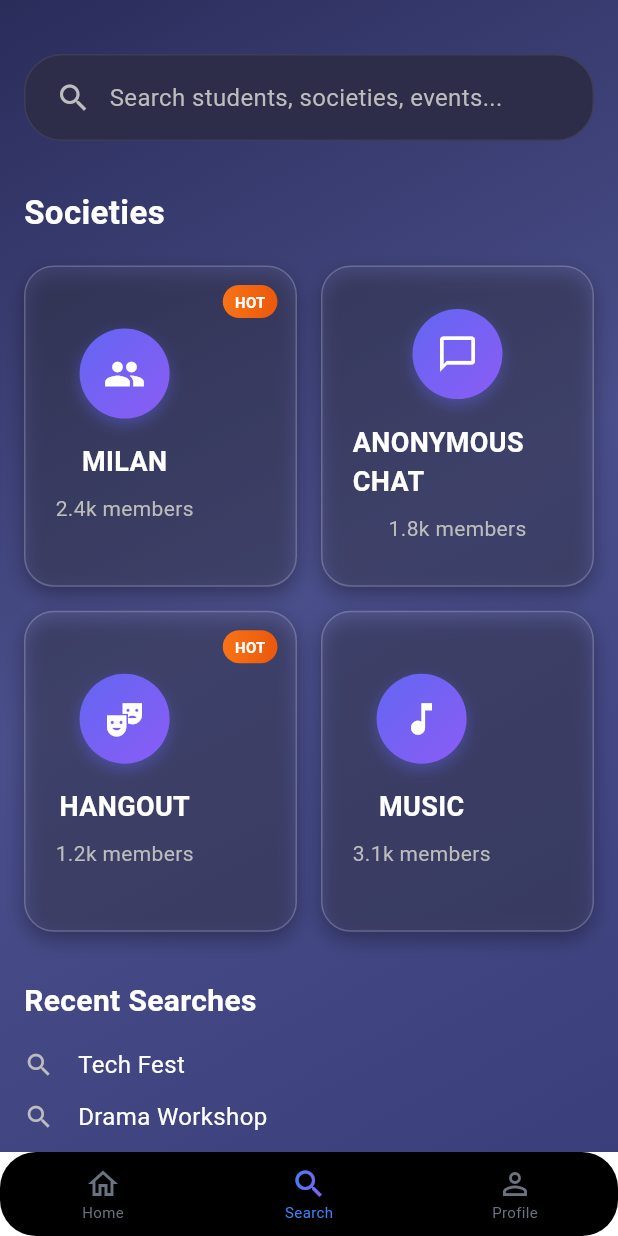
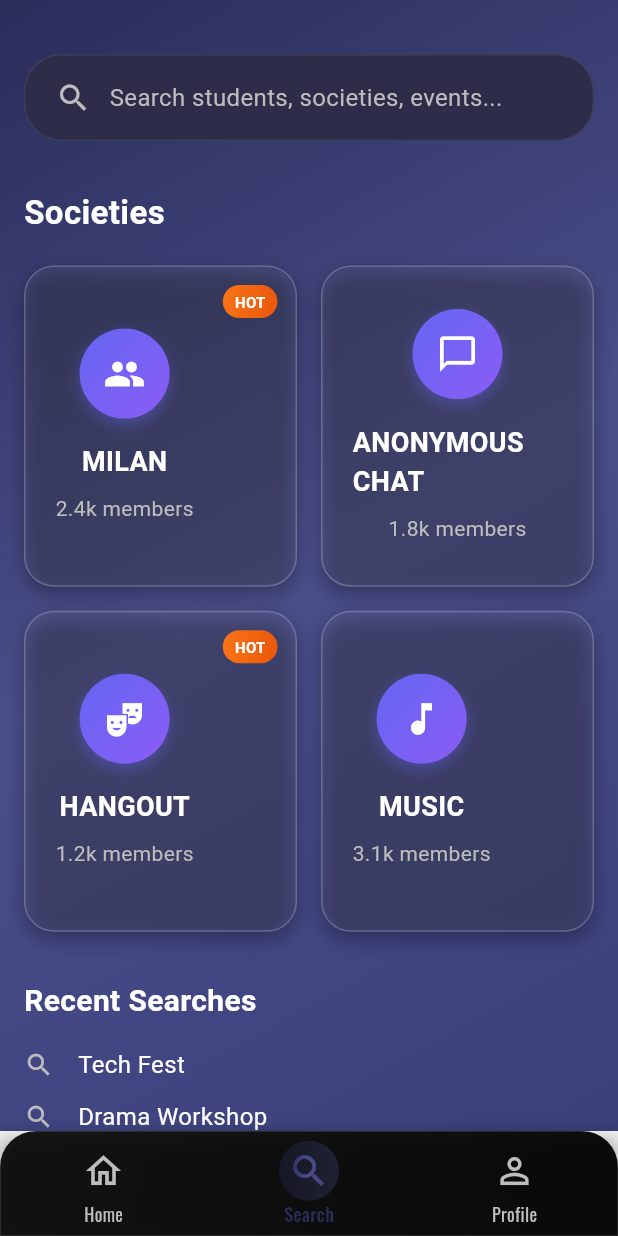
Before and after one commit to WEFT-TIET/FRONTEND, a Flutter app: the BottomNavBar screen opened by its route, item 2 of the bottom bar chosen, on a phone screen of 412 x 824 dp. Run offline on Flutter 3.47's test engine with Material 3 defaults, Android fonts, the phone set to English and light mode, and no system bars; our stand-ins replace cloud_firestore, firebase_core, firebase_storage, flutter_card_swiper, flutter_riverpod, flutter_svg and 4 more; missing offline and left inert: jwt_decode; accounts and stored records are empty; network calls fail.

Commit message:
Few changes

```diff
--- a/frontend_weft/lib/core/theme/app_pallete.dart
+++ b/frontend_weft/lib/core/theme/app_pallete.dart
@@ -30,6 +30,9 @@ class AppPallete {
   static const Color gradient1 = Color(0xFF2A2D5A);
   static const Color gradient2 = Color(0xFF4A4E8A);
   static const Color gradient3 = Color(0xFF3A3E7A);
+  static const Color greyColor = Color(0xFFBDBDBD);
+
+  static const Color blackColor = Colors.black;
 
   // Profile Page Specific Colors
   static const Color profileBackgroundDark = Color(0xFF1A1B2E);
--- a/frontend_weft/lib/features/home/view/Drawer/soc_page/pages/society_page.dart
+++ b/frontend_weft/lib/features/home/view/Drawer/soc_page/pages/society_page.dart
@@ -144,26 +144,18 @@ class SocietyCard extends StatelessWidget {
                           ),
                         ),
                         SizedBox(height: 4),
-                        Text(
-                          society.fullName,
-                          style: GoogleFonts.getFont(
-                            'Indie Flower',
-                            fontSize: 14,
-                            color: AppPallete.textPrimaryDark.withOpacity(0.7),
-                          ),
-                        ),
                       ],
                     ),
                   ),
                 ],
               ),
-              SizedBox(height: 12),
+
               Text(
                 society.description,
                 maxLines: 2,
                 overflow: TextOverflow.ellipsis,
                 style: GoogleFonts.getFont(
-                  'Indie Flower',
+                  'Oswald',
                   fontSize: 14,
                   color: AppPallete.textPrimaryDark.withOpacity(0.8),
                 ),
@@ -323,7 +315,7 @@ class SocietyDetailPage extends StatelessWidget {
                         child: Text(
                           society.description,
                           style: GoogleFonts.getFont(
-                            'Indie Flower',
+                            'Oswald',
                             fontSize: 16,
                             color: AppPallete.textPrimaryDark.withOpacity(0.9),
                             height: 1.5,
@@ -361,7 +353,7 @@ class SocietyDetailPage extends StatelessWidget {
                             Text(
                               'Interested in joining ${society.name}? Connect with us through our events and activities.',
                               style: GoogleFonts.getFont(
-                                'Indie Flower',
+                                'Oswald',
                                 fontSize: 14,
                                 color: AppPallete.textPrimaryDark.withOpacity(0.8),
                                 height: 1.4,
--- a/frontend_weft/lib/features/home/view/widgets/filter_chips_widget.dart
+++ b/frontend_weft/lib/features/home/view/widgets/filter_chips_widget.dart
@@ -33,7 +33,7 @@ class FilterChipsWidget extends StatelessWidget {
               onSelected: (selected) => onFilterChanged(filter),
               backgroundColor: AppPallete.whiteColor.withOpacity(0.2),
               selectedColor: AppPallete.gradient1.withOpacity(0.8),
-               checkmarkColor: AppPallete.whiteColor,
+               checkmarkColor: Colors.orange.withOpacity(0.8),
               labelStyle: TextStyle(
                 color: isSelected
                     ? AppPallete.whiteColor
--- a/frontend_weft/lib/features/home/view/widgets/posts_list_widget.dart
+++ b/frontend_weft/lib/features/home/view/widgets/posts_list_widget.dart
@@ -105,7 +105,7 @@ class PostsListWidget extends ConsumerWidget {
                 ? 'Be the first to share something!'
                 : 'Try a different search term',
             style: GoogleFonts.getFont(
-              'Indie Flower',
+              'Oswald',
               color: AppPallete.textPrimaryDark.withOpacity(0.5),
               fontSize: 14,
             ),
@@ -136,7 +136,7 @@ class PostsListWidget extends ConsumerWidget {
           Text(
             'Loading posts...',
             style: GoogleFonts.getFont(
-              'Indie Flower',
+              'Oswald',
               color: AppPallete.textPrimaryDark.withOpacity(0.7),
               fontSize: 16,
             ),
@@ -177,7 +177,7 @@ class PostsListWidget extends ConsumerWidget {
           Text(
             'Don\'t worry, we\'ll fix this!',
             style: GoogleFonts.getFont(
-              'Indie Flower',
+              'Oswald',
               color: AppPallete.textPrimaryDark.withOpacity(0.7),
               fontSize: 14,
             ),
--- a/frontend_weft/lib/features/home/view/widgets/welcome_card.dart
+++ b/frontend_weft/lib/features/home/view/widgets/welcome_card.dart
@@ -46,7 +46,7 @@ class WelcomeCard extends StatelessWidget {
                       borderRadius: BorderRadius.circular(12),
                     ),
                     child: Icon(
-                      Icons.school,
+                      Icons.people,
                       color: AppPallete.whiteColor,
                       size: 24,
                     ),
--- a/frontend_weft/lib/features/navbar/navigation.dart
+++ b/frontend_weft/lib/features/navbar/navigation.dart
@@ -5,6 +5,7 @@ import 'package:frontend_weft/features/messages/view/pages/message.dart';
 import 'package:frontend_weft/features/profile/pages/profile_page.dart';
 import 'package:frontend_weft/features/search/view/pages/search.dart';
 import 'package:frontend_weft/features/navbar/gradient_icon.dart';
+import 'package:google_fonts/google_fonts.dart';
 
 class BottomNavBar extends StatefulWidget {
   final VoidCallback? onThemeToggle;
@@ -24,15 +25,15 @@ class _BottomNavBarState extends State<BottomNavBar> {
     ProfilePage(),
   ];
 
-  // Color constants
+  // Color scheme
   static const Color backgroundColor = Colors.black;
-
-  static const Color activeIconColor = Color(0xFF3B82F6);
-  static const Color activeTextColor = Color(0xFF60A5FA);
-  static const Color inactiveColor = Color(0xFF6B7280);
+  static const Color activeIconColor = AppPallete.gradient1;
+  static const Color activeTextColor = AppPallete.gradient2;
+  static final Color inactiveColor = AppPallete.greyColor;
   static const List<Color> gradientColors = [
-    Color(0xFF3B82F6),
-    Color(0xFF8B5CF6),
+    AppPallete.gradient1,
+    AppPallete.gradient2,
+    AppPallete.gradient3,
   ];
 
   void _onItemTapped(int index) {
@@ -48,64 +49,144 @@ class _BottomNavBarState extends State<BottomNavBar> {
       body: _pages[_selectedIndex],
       bottomNavigationBar: Container(
         decoration: BoxDecoration(
-
-
+          boxShadow: [
+            BoxShadow(
+              color: AppPallete.blackColor.withOpacity(0.3),
+              blurRadius: 10,
+              spreadRadius: 2,
+              offset: const Offset(0, 5),
+            ),
+          ],
         ),
         child: ClipRRect(
-          borderRadius: BorderRadius.circular(24),
+          borderRadius: const BorderRadius.only(
+            topLeft: Radius.circular(24),
+            topRight: Radius.circular(24),
+          ),
+          child: Container(
+            decoration: BoxDecoration(
+              gradient: LinearGradient(
+                begin: Alignment.topLeft,
+                end: Alignment.bottomRight,
+                colors: [
+                  AppPallete.blackColor.withOpacity(0.9),
+                  AppPallete.blackColor.withOpacity(0.95),
+                ],
+              ),
+              border: Border.all(
+                color: AppPallete.greyColor.withOpacity(0.2),
+                width: 0.5,
+              ),
+            ),
             child: Theme(
               data: Theme.of(context).copyWith(
-        splashColor: Colors.transparent, // Remove splash effect
-        highlightColor: Colors.transparent, // Remove highlight effect
+                splashColor: Colors.transparent,
+                highlightColor: Colors.transparent,
               ),
               child: BottomNavigationBar(
-              elevation: 0, // Remove default shadow
+                elevation: 0,
                 currentIndex: _selectedIndex,
                 onTap: _onItemTapped,
-              backgroundColor: backgroundColor,
+                backgroundColor: Colors.transparent,
                 selectedItemColor: activeIconColor,
                 unselectedItemColor: inactiveColor,
                 type: BottomNavigationBarType.fixed,
                 showSelectedLabels: true,
                 showUnselectedLabels: true,
-              selectedLabelStyle: const TextStyle(
+                selectedLabelStyle: GoogleFonts.getFont(
+                  'Oswald',
                   color: activeTextColor,
-                fontSize: 10,
+                  fontSize: 12,
+                  fontWeight: FontWeight.w500,
                 ),
-              unselectedLabelStyle: const TextStyle(
-                fontSize: 10,
+                unselectedLabelStyle: GoogleFonts.getFont(
+                  'Oswald',
+                  color: inactiveColor,
+                  fontSize: 12,
                 ),
-              iconSize: 24,
-              items: const [
+                iconSize: 28,
+                items: [
                   BottomNavigationBarItem(
-                  icon: Icon(Icons.home_outlined),
-                  activeIcon: GradientIcon(
-                    icon: Icons.home_outlined,
+                    icon: Container(
+                      padding: const EdgeInsets.all(6),
+                      decoration: BoxDecoration(
+                        shape: BoxShape.circle,
+                        color: _selectedIndex == 0
+                            ? AppPallete.gradient1.withOpacity(0.2)
+                            : Colors.transparent,
+                      ),
+                      child: const Icon(Icons.home_outlined),
+                    ),
+                    activeIcon: Container(
+                      padding: const EdgeInsets.all(6),
+                      decoration: BoxDecoration(
+                        shape: BoxShape.circle,
+                        gradient: LinearGradient(colors: [
+                          AppPallete.gradient1.withOpacity(0.3),
+                          AppPallete.gradient2.withOpacity(0.3),
+                        ]),
+                      ),
+                      child: const GradientIcon(
+                        icon: Icons.home_filled,
                         gradient: LinearGradient(colors: gradientColors),
+                        size: 28,
+                      ),
                     ),
                     label: 'Home',
                   ),
                   BottomNavigationBarItem(
-                  icon: Icon(Icons.search_outlined),
-                  activeIcon: GradientIcon(
-                    icon: Icons.search_outlined,
+                    icon: Container(
+                      padding: const EdgeInsets.all(6),
+                      decoration: BoxDecoration(
+                        shape: BoxShape.circle,
+                        color: _selectedIndex == 1
+                            ? AppPallete.gradient1.withOpacity(0.2)
+                            : Colors.transparent,
+                      ),
+                      child: const Icon(Icons.search_outlined),
+                    ),
+                    activeIcon: Container(
+                      padding: const EdgeInsets.all(6),
+                      decoration: BoxDecoration(
+                        shape: BoxShape.circle,
+                        gradient: LinearGradient(colors: [
+                          AppPallete.gradient1.withOpacity(0.3),
+                          AppPallete.gradient2.withOpacity(0.3),
+                        ]),
+                      ),
+                      child: const GradientIcon(
+                        icon: Icons.search,
                         gradient: LinearGradient(colors: gradientColors),
+                        size: 28,
+                      ),
                     ),
                     label: 'Search',
                   ),
-                // BottomNavigationBarItem(
-                //   icon: Icon(Icons.chat_bubble_outline),
-                //   activeIcon: GradientIcon(
-                //     icon: Icons.forum_outlined,
-                //     gradient: LinearGradient(colors: gradientColors),
-                //   ),
-                //   label: 'Message',
-                // ),
                   BottomNavigationBarItem(
-                  icon: Icon(Icons.person_outline),
-                  activeIcon: GradientIcon(
-                    icon: Icons.person_outline,
+                    icon: Container(
+                      padding: const EdgeInsets.all(6),
+                      decoration: BoxDecoration(
+                        shape: BoxShape.circle,
+                        color: _selectedIndex == 2
+                            ? AppPallete.gradient1.withOpacity(0.2)
+                            : Colors.transparent,
+                      ),
+                      child: const Icon(Icons.person_outline),
+                    ),
+                    activeIcon: Container(
+                      padding: const EdgeInsets.all(6),
+                      decoration: BoxDecoration(
+                        shape: BoxShape.circle,
+                        gradient: LinearGradient(colors: [
+                          AppPallete.gradient1.withOpacity(0.3),
+                          AppPallete.gradient2.withOpacity(0.3),
+                        ]),
+                      ),
+                      child: const GradientIcon(
+                        icon: Icons.person,
                         gradient: LinearGradient(colors: gradientColors),
+                        size: 28,
+                      ),
                     ),
                     label: 'Profile',
                   ),
@@ -114,6 +195,7 @@ class _BottomNavBarState extends State<BottomNavBar> {
             ),
           ),
         ),
+      ),
     );
   }
 }
--- a/frontend_weft/lib/features/settings/pages/settings_page.dart
+++ b/frontend_weft/lib/features/settings/pages/settings_page.dart
@@ -87,11 +87,11 @@ class SettingsPage extends ConsumerWidget {
                   SettingsSection(
                     title: 'Support',
                     items: [
-                      SettingsItem(
+                      /*SettingsItem(
                         icon: Icons.bug_report_outlined,
                         title: 'Report Bug',
                         onTap: () => _navigateToReportBug(context),
-                      ),
+                      ),*/
                       SettingsItem(
                         icon: Icons.help_outline,
                         title: 'Help Center',
@@ -168,12 +168,12 @@ class SettingsPage extends ConsumerWidget {
     );
   }
 
-  void _navigateToReportBug(BuildContext context) {
+  /*void _navigateToReportBug(BuildContext context) {
     Navigator.push(
       context,
       MaterialPageRoute(builder: (context) => const ReportBugPage(userEmail: '',)),
     );
-  }
+  }*/
 
   void _navigateToHelpCenter(BuildContext context) {
     Navigator.push(
--- a/frontend_weft/lib/features/settings/subpages/report_bug.dart
+++ b/frontend_weft/lib/features/settings/subpages/report_bug.dart
@@ -1,4 +1,4 @@
-import 'package:flutter/material.dart';
+/*import 'package:flutter/material.dart';
 import 'package:frontend_weft/core/theme/app_pallete.dart';
 import 'package:fluttertoast/fluttertoast.dart';
 import 'package:mailer/mailer.dart';
@@ -234,4 +234,4 @@ Device Info:
       ),
     );
   }
-}
+}*/
--- a/frontend_weft/pubspec.yaml
+++ b/frontend_weft/pubspec.yaml
@@ -38,7 +38,7 @@ dependencies:
   url_launcher: ^6.3.2
   mailer: ^6.4.1
   email_validator: ^3.0.0
-  fluttertoast: ^8.2.8
+  #fluttertoast: ^8.2.8
 
 
   # The following adds the Cupertino Icons font to your application.
```
Also changed, not shown: frontend_weft/pubspec.lock. Lines whose indentation alone changed are shown as unchanged.
